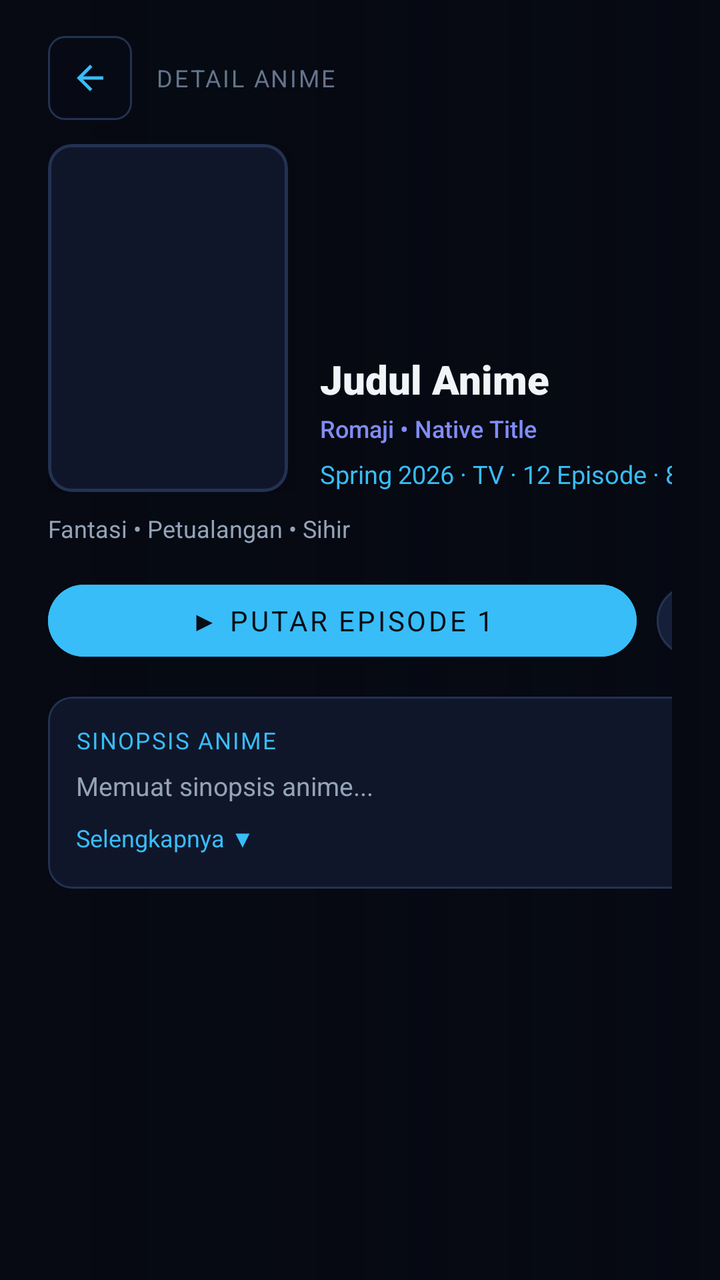
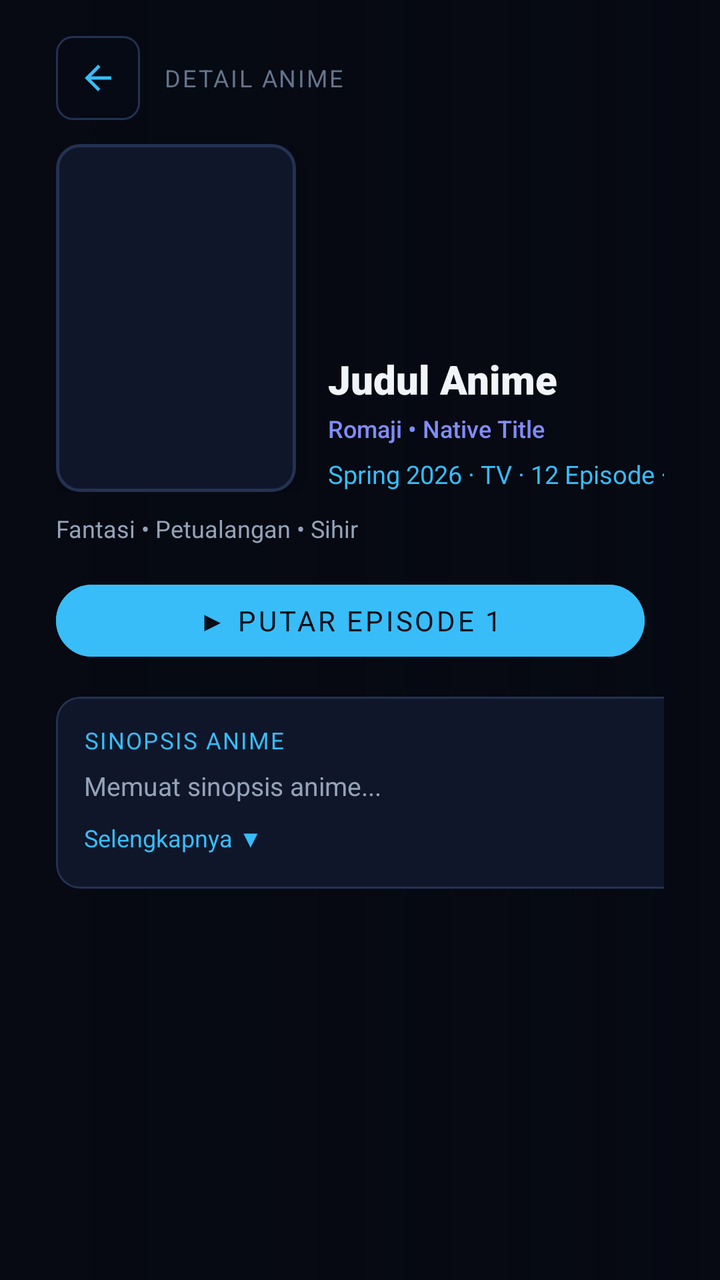

Before-and-after screenshots of an Android layout around one commit, followed by the original layout XML and the change that was made.
<!-- AndroidManifest.xml: another module's application theme Theme.Menatap -->
<!-- res/layout/activity_detail.xml -->
<?xml version="1.0" encoding="utf-8"?>
<androidx.coordinatorlayout.widget.CoordinatorLayout xmlns:android="http://schemas.android.com/apk/res/android"
    xmlns:app="http://schemas.android.com/apk/res-auto"
    android:id="@+id/layout_detail_root"
    android:layout_width="match_parent"
    android:layout_height="match_parent"
    android:background="#060912">

    
    <FrameLayout
        android:id="@+id/fl_detail_backdrop_container"
        android:layout_width="match_parent"
        android:layout_height="match_parent">

        <ImageView
            android:id="@+id/iv_detail_backdrop"
            android:layout_width="match_parent"
            android:layout_height="match_parent"
            android:scaleType="centerCrop"
            android:alpha="0.45"
            android:contentDescription="Ambient Backdrop" />

        
        <View
            android:layout_width="match_parent"
            android:layout_height="match_parent"
            android:background="@drawable/bg_tv_backdrop_scrim" />
    </FrameLayout>

    
    <LinearLayout
        android:id="@+id/layout_detail_scroll_content"
        android:layout_width="match_parent"
        android:layout_height="match_parent"
        android:orientation="horizontal"
        android:paddingHorizontal="24dp"
        android:paddingVertical="18dp">

        
        <androidx.core.widget.NestedScrollView
            android:layout_width="430dp"
            android:layout_height="match_parent"
            android:fillViewport="true"
            android:scrollbars="none"
            android:overScrollMode="never">

            <LinearLayout
                android:layout_width="match_parent"
                android:layout_height="wrap_content"
                android:orientation="vertical"
                android:paddingEnd="18dp"
                android:paddingBottom="24dp">

                
                <LinearLayout
                    android:layout_width="match_parent"
                    android:layout_height="wrap_content"
                    android:gravity="center_vertical"
                    android:layout_marginBottom="12dp">

                    <ImageButton
                        android:id="@+id/btn_detail_back"
                        android:layout_width="42dp"
                        android:layout_height="42dp"
                        android:background="@drawable/bg_tv_button_focused"
                        android:src="@drawable/ic_arrow_back"
                        app:tint="@color/accent_glacial"
                        android:padding="9dp"
                        android:clickable="true"
                        android:focusable="true"
                        android:contentDescription="Kembali" />

                    <TextView
                        android:layout_width="wrap_content"
                        android:layout_height="wrap_content"
                        android:layout_marginStart="12dp"
                        android:text="@string/detail_header_info"
                        android:textColor="@color/text_frost_dim"
                        android:textSize="12sp"
                        android:fontFamily="sans-serif-bold"
                        android:letterSpacing="0.08"
                        android:textAllCaps="true" />
                </LinearLayout>

                
                <LinearLayout
                    android:layout_width="match_parent"
                    android:layout_height="wrap_content"
                    android:orientation="horizontal"
                    android:gravity="bottom">

                    
                    <com.google.android.material.card.MaterialCardView
                        android:id="@+id/card_detail_poster"
                        android:layout_width="120dp"
                        android:layout_height="174dp"
                        app:cardCornerRadius="12dp"
                        app:cardElevation="8dp"
                        app:cardBackgroundColor="@color/frost_surface"
                        app:strokeColor="@color/frost_border"
                        app:strokeWidth="1.5dp"
                        android:focusable="false">

                        <ImageView
                            android:id="@+id/iv_detail_poster"
                            android:layout_width="match_parent"
                            android:layout_height="match_parent"
                            android:scaleType="centerCrop"
                            android:contentDescription="Cover Karakter Anime" />
                    </com.google.android.material.card.MaterialCardView>

                    
                    <LinearLayout
                        android:layout_width="0dp"
                        android:layout_height="wrap_content"
                        android:layout_weight="1"
                        android:layout_marginStart="16dp"
                        android:orientation="vertical">

                        
                        <TextView
                            android:id="@+id/tv_detail_title"
                            android:layout_width="match_parent"
                            android:layout_height="wrap_content"
                            android:text="Judul Anime"
                            android:textColor="@color/text_frost_bright"
                            android:textSize="20sp"
                            android:fontFamily="sans-serif-black"
                            android:lineSpacingExtra="2dp"
                            android:maxLines="3"
                            android:ellipsize="end" />

                        
                        <TextView
                            android:id="@+id/tv_detail_romaji"
                            android:layout_width="match_parent"
                            android:layout_height="wrap_content"
                            android:layout_marginTop="3dp"
                            android:text="Romaji • Native Title"
                            android:textColor="@color/anime_iris_violet"
                            android:textSize="12sp"
                            android:fontFamily="sans-serif-medium"
                            android:maxLines="2"
                            android:ellipsize="end" />

                        
                        <TextView
                            android:id="@+id/tv_detail_meta"
                            android:layout_width="match_parent"
                            android:layout_height="wrap_content"
                            android:layout_marginTop="6dp"
                            android:text="Spring 2026 · TV · 12 Episode · 8.5 ★"
                            android:textColor="@color/accent_glacial"
                            android:textSize="12.5sp"
                            android:fontFamily="sans-serif-bold"
                            android:maxLines="2"
                            android:ellipsize="end" />
                    </LinearLayout>
                </LinearLayout>

                
                <TextView
                    android:id="@+id/tv_detail_genres"
                    android:layout_width="match_parent"
                    android:layout_height="wrap_content"
                    android:layout_marginTop="10dp"
                    android:text="Fantasi • Petualangan • Sihir"
                    android:textColor="@color/text_frost_subtle"
                    android:textSize="12sp"
                    android:fontFamily="sans-serif"
                    android:maxLines="1"
                    android:ellipsize="end" />

                
                <LinearLayout
                    android:layout_width="match_parent"
                    android:layout_height="wrap_content"
                    android:orientation="horizontal"
                    android:layout_marginTop="14dp">

                    <Button
                        android:id="@+id/btn_play_primary"
                        android:layout_width="0dp"
                        android:layout_height="48dp"
                        android:layout_weight="1"
                        android:text="@string/detail_play_ep1"
                        android:textColor="#090D16"
                        android:backgroundTint="@color/accent_glacial"
                        android:textSize="14sp"
                        android:fontFamily="sans-serif-bold"
                        app:cornerRadius="24dp"
                        android:clickable="true"
                        android:focusable="true"
                        android:nextFocusRight="@+id/btn_toggle_bookmark"
                        android:stateListAnimator="@null" />

                    <Button
                        android:id="@+id/btn_toggle_bookmark"
                        android:layout_width="wrap_content"
                        android:layout_height="48dp"
                        android:layout_marginStart="10dp"
                        android:text="@string/detail_favorite"
                        android:textColor="@color/text_frost_bright"
                        android:backgroundTint="@color/frost_elevated"
                        android:textSize="13.5sp"
                        android:fontFamily="sans-serif-medium"
                        app:strokeColor="@color/frost_border"
                        app:strokeWidth="1dp"
                        app:cornerRadius="24dp"
                        android:paddingHorizontal="16dp"
                        android:clickable="true"
                        android:focusable="true"
                        android:nextFocusLeft="@+id/btn_play_primary"
                        android:nextFocusRight="@+id/rv_detail_episodes"
                        android:stateListAnimator="@null" />
                </LinearLayout>

                
                <com.google.android.material.card.MaterialCardView
                    android:layout_width="match_parent"
                    android:layout_height="wrap_content"
                    android:layout_marginTop="14dp"
                    app:cardCornerRadius="12dp"
                    app:cardElevation="0dp"
                    app:cardBackgroundColor="@color/frost_surface"
                    app:strokeColor="@color/frost_border"
                    app:strokeWidth="1dp">

                    <LinearLayout
                        android:layout_width="match_parent"
                        android:layout_height="wrap_content"
                        android:orientation="vertical"
                        android:padding="14dp">

                        <TextView
                            android:layout_width="wrap_content"
                            android:layout_height="wrap_content"
                            android:text="@string/detail_synopsis_title"
                            android:textColor="@color/accent_glacial"
                            android:textSize="11.5sp"
                            android:fontFamily="sans-serif-bold"
                            android:letterSpacing="0.06" />

                        <TextView
                            android:id="@+id/tv_detail_synopsis"
                            android:layout_width="match_parent"
                            android:layout_height="wrap_content"
                            android:layout_marginTop="6dp"
                            android:textColor="@color/text_frost_subtle"
                            android:textSize="13sp"
                            android:lineSpacingExtra="3.5dp"
                            android:fontFamily="sans-serif"
                            android:maxLines="3"
                            android:ellipsize="end"
                            android:text="@string/detail_loading_synopsis" />

                        <TextView
                            android:id="@+id/tv_synopsis_toggle"
                            android:layout_width="wrap_content"
                            android:layout_height="wrap_content"
                            android:layout_marginTop="6dp"
                            android:text="@string/detail_read_more"
                            android:textColor="@color/accent_glacial"
                            android:textSize="12sp"
                            android:fontFamily="sans-serif-bold"
                            android:clickable="true"
                            android:focusable="true"
                            android:nextFocusRight="@+id/rv_detail_episodes"
                            android:paddingVertical="3dp" />
                    </LinearLayout>
                </com.google.android.material.card.MaterialCardView>
            </LinearLayout>
        </androidx.core.widget.NestedScrollView>

        
        <View
            android:layout_width="1dp"
            android:layout_height="match_parent"
            android:background="#1A2D48"
            android:focusable="false" />

        
        <androidx.core.widget.NestedScrollView
            android:layout_width="0dp"
            android:layout_height="match_parent"
            android:layout_weight="1"
            android:fillViewport="true"
            android:scrollbars="none"
            android:overScrollMode="never"
            android:paddingStart="20dp">

            <LinearLayout
                android:layout_width="match_parent"
                android:layout_height="wrap_content"
                android:orientation="vertical"
                android:paddingBottom="32dp">

                
                <LinearLayout
                    android:layout_width="match_parent"
                    android:layout_height="wrap_content"
                    android:orientation="horizontal"
                    android:gravity="center_vertical"
                    android:layout_marginBottom="12dp">

                    <TextView
                        android:layout_width="wrap_content"
                        android:layout_height="wrap_content"
                        android:text="@string/detail_episodes_title"
                        android:textColor="@color/text_frost_bright"
                        android:textSize="17sp"
                        android:fontFamily="sans-serif-black"
                        android:letterSpacing="0.02" />

                    <ProgressBar
                        android:id="@+id/pb_episodes_loading"
                        android:layout_width="20dp"
                        android:layout_height="20dp"
                        android:layout_marginStart="12dp"
                        android:indeterminateTint="@color/accent_glacial"
                        android:visibility="gone" />
                </LinearLayout>

                
                <androidx.recyclerview.widget.RecyclerView
                    android:id="@+id/rv_detail_episodes"
                    android:layout_width="match_parent"
                    android:layout_height="wrap_content"
                    android:clipToPadding="false"
                    android:nestedScrollingEnabled="false"
                    android:focusable="true"
                    android:nextFocusLeft="@+id/btn_toggle_bookmark"
                    android:descendantFocusability="afterDescendants" />

                
                <LinearLayout
                    android:id="@+id/layout_related_seasons"
                    android:layout_width="match_parent"
                    android:layout_height="wrap_content"
                    android:layout_marginTop="22dp"
                    android:orientation="vertical"
                    android:visibility="gone">

                    <LinearLayout
                        android:layout_width="match_parent"
                        android:layout_height="wrap_content"
                        android:orientation="horizontal"
                        android:gravity="center_vertical"
                        android:layout_marginBottom="10dp">

                        <TextView
                            android:layout_width="0dp"
                            android:layout_height="wrap_content"
                            android:layout_weight="1"
                            android:text="@string/detail_related_seasons_title"
                            android:textColor="@color/accent_glacial"
                            android:textSize="14sp"
                            android:fontFamily="sans-serif-bold"
                            android:letterSpacing="0.04" />

                        <TextView
                            android:id="@+id/tv_related_seasons_count"
                            android:layout_width="wrap_content"
                            android:layout_height="wrap_content"
                            android:textColor="@color/text_frost_subtle"
                            android:textSize="12sp"
                            android:fontFamily="sans-serif-medium" />
                    </LinearLayout>

                    <androidx.recyclerview.widget.RecyclerView
                        android:id="@+id/rv_detail_seasons"
                        android:layout_width="match_parent"
                        android:layout_height="wrap_content"
                        android:clipToPadding="false"
                        android:nestedScrollingEnabled="false"
                        android:focusable="true" />
                </LinearLayout>

                
                <LinearLayout
                    android:id="@+id/layout_related_movies"
                    android:layout_width="match_parent"
                    android:layout_height="wrap_content"
                    android:layout_marginTop="22dp"
                    android:orientation="vertical"
                    android:visibility="gone">

                    <LinearLayout
                        android:layout_width="match_parent"
                        android:layout_height="wrap_content"
                        android:orientation="horizontal"
                        android:gravity="center_vertical"
                        android:layout_marginBottom="10dp">

                        <TextView
                            android:layout_width="0dp"
                            android:layout_height="wrap_content"
                            android:layout_weight="1"
                            android:text="@string/detail_related_movies_title"
                            android:textColor="@color/accent_glacial"
                            android:textSize="14sp"
                            android:fontFamily="sans-serif-bold"
                            android:letterSpacing="0.04" />

                        <TextView
                            android:id="@+id/tv_related_movies_count"
                            android:layout_width="wrap_content"
                            android:layout_height="wrap_content"
                            android:textColor="@color/text_frost_subtle"
                            android:textSize="12sp"
                            android:fontFamily="sans-serif-medium" />
                    </LinearLayout>

                    <androidx.recyclerview.widget.RecyclerView
                        android:id="@+id/rv_detail_movies"
                        android:layout_width="match_parent"
                        android:layout_height="wrap_content"
                        android:clipToPadding="false"
                        android:nestedScrollingEnabled="false"
                        android:focusable="true" />
                </LinearLayout>
            </LinearLayout>
        </androidx.core.widget.NestedScrollView>
    </LinearLayout>
</androidx.coordinatorlayout.widget.CoordinatorLayout>
<!-- resources referenced by this layout -->
<resources>
  <color name="accent_glacial">#38BDF8</color>
  <color name="anime_iris_violet">#818CF8</color>
  <color name="frost_border">#233252</color>
  <color name="frost_elevated">#161F38</color>
  <color name="frost_surface">#10162A</color>
  <color name="text_frost_bright">#F1F5F9</color>
  <color name="text_frost_dim">#64748B</color>
  <color name="text_frost_subtle">#94A3B8</color>
  <!-- drawable bg_tv_backdrop_scrim (drawable) -->
  <?xml version="1.0" encoding="utf-8"?>
  <shape xmlns:android="http://schemas.android.com/apk/res/android"
      android:shape="rectangle">
      <gradient
          android:type="linear"
          android:angle="0"
          android:startColor="#F5060912"
          android:centerColor="#C8060912"
          android:endColor="#4D060912" />
  </shape>
  <!-- drawable bg_tv_button_focused (drawable) -->
  <?xml version="1.0" encoding="utf-8"?>
  <selector xmlns:android="http://schemas.android.com/apk/res/android">
      <item android:state_focused="true">
          <shape android:shape="rectangle">
              <solid android:color="#3338BDF8" />
              <stroke android:width="2dp" android:color="#38BDF8" />
              <corners android:radius="8dp" />
          </shape>
      </item>
      <item android:state_pressed="true">
          <shape android:shape="rectangle">
              <solid android:color="#4038BDF8" />
              <corners android:radius="8dp" />
          </shape>
      </item>
      <item>
          <shape android:shape="rectangle">
              <solid android:color="#1A10162A" />
              <stroke android:width="1dp" android:color="#233252" />
              <corners android:radius="8dp" />
          </shape>
      </item>
  </selector>
  <!-- drawable ic_arrow_back (drawable) -->
  <?xml version="1.0" encoding="utf-8"?>
  <vector xmlns:android="http://schemas.android.com/apk/res/android"
      android:width="20dp"
      android:height="20dp"
      android:viewportWidth="24"
      android:viewportHeight="24">
      
      <path
          android:fillColor="#FFFFFFFF"
          android:pathData="M20,11H7.83l5.59,-5.59L12,4l-8,8 8,8 1.41,-1.41L7.83,13H20v-2z" />
  </vector>
  <string name="detail_episodes_title">DAFTAR EPISODE</string>
  <string name="detail_favorite">+ Favorit</string>
  <string name="detail_header_info">Detail Anime</string>
  <string name="detail_loading_synopsis">Memuat sinopsis anime...</string>
  <string name="detail_play_ep1">▶ Putar Episode 1</string>
  <string name="detail_read_more">Selengkapnya ▼</string>
  <string name="detail_related_movies_title">FILM &amp; MOVIE TERKAIT</string>
  <string name="detail_related_seasons_title">MUSIM &amp; SERI TERKAIT</string>
  <string name="detail_synopsis_title">SINOPSIS ANIME</string>
  <style name="Theme.Menatap" parent="Theme.MaterialComponents.DayNight.NoActionBar">
          <item name="android:windowBackground">@color/frost_void</item>
          <item name="android:statusBarColor">@android:color/transparent</item>
          <item name="android:navigationBarColor">@android:color/transparent</item>
          <item name="android:windowLightStatusBar">false</item>
          <item name="android:windowLightNavigationBar">false</item>
          <item name="colorPrimary">@color/accent_glacial</item>
          <item name="colorPrimaryVariant">@color/accent_azure</item>
          <item name="colorSecondary">@color/accent_frost_iris</item>
          <item name="android:textColorPrimary">@color/text_frost_bright</item>
          <item name="android:textColorSecondary">@color/text_frost_subtle</item>
      </style>
  <color name="frost_void">#0A0D18</color>
  <color name="accent_azure">#38BDF8</color>
  <color name="accent_frost_iris">#818CF8</color>
</resources>

<!-- the commit's change to res/layout/activity_detail.xml (unified diff, before → after) -->
@@ -33,8 +33,8 @@
         android:layout_width="match_parent"
         android:layout_height="match_parent"
         android:orientation="horizontal"
-        android:paddingHorizontal="24dp"
-        android:paddingVertical="18dp">
+        android:paddingHorizontal="@dimen/tv_overscan_horizontal"
+        android:paddingVertical="@dimen/tv_overscan_vertical">
 
         
         <androidx.core.widget.NestedScrollView
<!-- resource entries referenced after the edit -->
@@ -8,6 +8,8 @@
   <color name="text_frost_bright">#F1F5F9</color>
   <color name="text_frost_dim">#64748B</color>
   <color name="text_frost_subtle">#94A3B8</color>
+  <dimen name="tv_overscan_horizontal">28dp</dimen>
+  <dimen name="tv_overscan_vertical">18dp</dimen>
   <!-- drawable bg_tv_backdrop_scrim (drawable) -->
   <?xml version="1.0" encoding="utf-8"?>
   <shape xmlns:android="http://schemas.android.com/apk/res/android"
